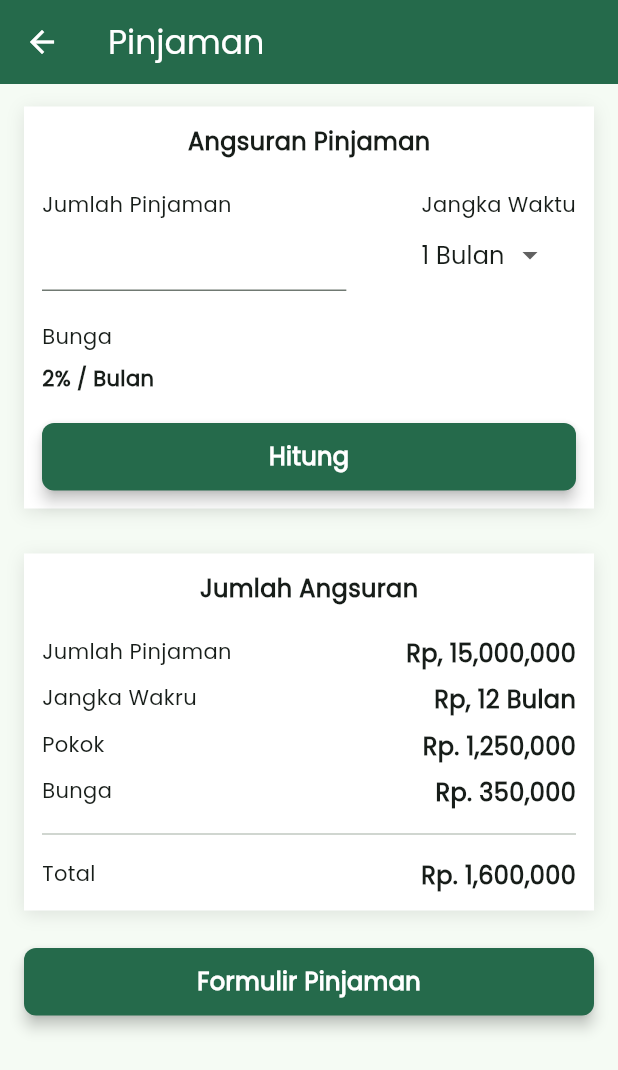
After one commit to ThoriqW/aplikasi_kpri_mobile, a Flutter app: the HomeView screen opened directly, after a tap on "Pinjaman", on a phone screen of 412 x 824 dp. The commit adds this screen. Shown: the top 1070 px of the screen. Run offline on Flutter 3.47's test engine with Material 3 defaults, Android fonts, the phone set to English and light mode, and no system bars; our stand-ins replace flutter_riverpod, flutter_svg, get, hexcolor.

Commit message:
add page loan view

```diff
--- a/lib/views/home_view.dart
+++ b/lib/views/home_view.dart
@@ -1,3 +1,4 @@
+import 'package:aplikasi_kpri_mobile/views/loan_view.dart';
 import 'package:aplikasi_kpri_mobile/widgets/home_menu.dart';
 import 'package:flutter/material.dart';
 
@@ -146,25 +147,41 @@ class HomeView extends StatelessWidget {
             Container(
               width: MediaQuery.of(context).size.width - 64,
               margin: const EdgeInsets.only(top: 100),
-              child: const Column(
+              child: Column(
                 children: [
                   Row(
                     mainAxisAlignment: MainAxisAlignment.spaceBetween,
                     children: [
-                      HomeMenu(title: "Simpanan", image: "wallet.svg"),
-                      HomeMenu(title: "Pinjaman", image: "note.svg"),
-                      HomeMenu(title: "THR", image: "gift.svg"),
+                      HomeMenu(
+                          title: "Simpanan", image: "wallet.svg", onTap: () {}),
+                      HomeMenu(
+                          title: "Pinjaman",
+                          image: "note.svg",
+                          onTap: () {
+                            Navigator.push(
+                              context,
+                              MaterialPageRoute(
+                                builder: (context) => const LoanView(),
+                              ),
+                            );
+                          }),
+                      HomeMenu(title: "THR", image: "gift.svg", onTap: () {}),
                     ],
                   ),
-                  SizedBox(
+                  const SizedBox(
                     height: 16,
                   ),
                   Row(
                     mainAxisAlignment: MainAxisAlignment.spaceBetween,
                     children: [
-                      HomeMenu(title: "Informasi", image: "announcement.svg"),
-                      HomeMenu(title: "Bantuan", image: "help.svg"),
-                      HomeMenu(title: "Tentang", image: "about.svg"),
+                      HomeMenu(
+                          title: "Informasi",
+                          image: "announcement.svg",
+                          onTap: () {}),
+                      HomeMenu(
+                          title: "Bantuan", image: "help.svg", onTap: () {}),
+                      HomeMenu(
+                          title: "Tentang", image: "about.svg", onTap: () {}),
                     ],
                   ),
                 ],
--- /dev/null
+++ b/lib/views/loan_view.dart
@@ -0,0 +1,230 @@
+import 'package:aplikasi_kpri_mobile/widgets/button_global.dart';
+import 'package:aplikasi_kpri_mobile/widgets/dropdown_month.dart';
+import 'package:flutter/material.dart';
+import 'package:flutter/widgets.dart';
+
+class LoanView extends StatefulWidget {
+  const LoanView({super.key});
+
+  @override
+  State<LoanView> createState() => _LoanViewState();
+}
+
+class _LoanViewState extends State<LoanView> {
+  final TextEditingController _totalLoanController = TextEditingController();
+  @override
+  Widget build(BuildContext context) {
+    return Scaffold(
+      appBar: AppBar(
+        title: Text(
+          "Pinjaman",
+          style: TextStyle(color: Theme.of(context).colorScheme.onPrimary),
+        ),
+        iconTheme: IconThemeData(
+          color: Theme.of(context).colorScheme.onPrimary,
+        ),
+        backgroundColor: Theme.of(context).colorScheme.primary,
+      ),
+      body: SingleChildScrollView(
+        child: Center(
+          child: Column(
+            children: [
+              Container(
+                padding: const EdgeInsets.all(12.0),
+                width: MediaQuery.of(context).size.width - 32,
+                margin: const EdgeInsets.only(top: 15, bottom: 15),
+                decoration: const BoxDecoration(
+                  color: Colors.white,
+                  boxShadow: [
+                    BoxShadow(
+                      color: Color.fromRGBO(0, 0, 0, 0.1),
+                      blurRadius: 9,
+                      spreadRadius: 0,
+                      offset: Offset(0, 2),
+                    ),
+                  ],
+                ),
+                child: Column(
+                  children: [
+                    const Text(
+                      "Angsuran Pinjaman",
+                      style: TextStyle(
+                        fontWeight: FontWeight.bold,
+                        fontSize: 16,
+                      ),
+                    ),
+                    const SizedBox(height: 20),
+                    Column(
+                      crossAxisAlignment: CrossAxisAlignment.start,
+                      children: [
+                        Row(
+                          crossAxisAlignment: CrossAxisAlignment.start,
+                          children: [
+                            Expanded(
+                              child: Column(
+                                crossAxisAlignment: CrossAxisAlignment.start,
+                                children: [
+                                  const Text("Jumlah Pinjaman"),
+                                  TextFormField(
+                                    controller: _totalLoanController,
+                                    keyboardType: TextInputType.text,
+                                    style: const TextStyle(
+                                      fontWeight: FontWeight.bold,
+                                    ),
+                                  )
+                                ],
+                              ),
+                            ),
+                            const SizedBox(width: 50),
+                            const Column(
+                              crossAxisAlignment: CrossAxisAlignment.start,
+                              children: [
+                                Text("Jangka Waktu"),
+                                DropDownMonth(),
+                              ],
+                            ),
+                          ],
+                        ),
+                        const SizedBox(height: 20),
+                        const Column(
+                          crossAxisAlignment: CrossAxisAlignment.start,
+                          children: [
+                            Text("Bunga"),
+                            SizedBox(height: 8),
+                            Text(
+                              "2% / Bulan",
+                              style: TextStyle(fontWeight: FontWeight.bold),
+                            )
+                          ],
+                        )
+                      ],
+                    ),
+                    const SizedBox(height: 20),
+                    ButtonGlobal(text: "Hitung", onTap: () {})
+                  ],
+                ),
+              ),
+              Container(
+                padding: const EdgeInsets.all(12.0),
+                width: MediaQuery.of(context).size.width - 32,
+                margin: const EdgeInsets.only(top: 15, bottom: 15),
+                decoration: const BoxDecoration(
+                  color: Colors.white,
+                  boxShadow: [
+                    BoxShadow(
+                      color: Color.fromRGBO(0, 0, 0, 0.1),
+                      blurRadius: 9,
+                      spreadRadius: 0,
+                      offset: Offset(0, 2),
+                    ),
+                  ],
+                ),
+                child: const Column(
+                  children: [
+                    Text(
+                      "Jumlah Angsuran",
+                      style: TextStyle(
+                        fontWeight: FontWeight.bold,
+                        fontSize: 16,
+                      ),
+                    ),
+                    SizedBox(height: 20),
+                    Column(
+                      crossAxisAlignment: CrossAxisAlignment.start,
+                      children: [
+                        Row(
+                          mainAxisAlignment: MainAxisAlignment.spaceBetween,
+                          crossAxisAlignment: CrossAxisAlignment.start,
+                          children: [
+                            Text("Jumlah Pinjaman"),
+                            Text(
+                              "Rp, 15,000,000",
+                              style: TextStyle(
+                                fontWeight: FontWeight.bold,
+                                fontSize: 16,
+                              ),
+                            )
+                          ],
+                        ),
+                        SizedBox(height: 8),
+                        Row(
+                          mainAxisAlignment: MainAxisAlignment.spaceBetween,
+                          crossAxisAlignment: CrossAxisAlignment.start,
+                          children: [
+                            Text("Jangka Wakru"),
+                            Text(
+                              "Rp, 12 Bulan",
+                              style: TextStyle(
+                                fontWeight: FontWeight.bold,
+                                fontSize: 16,
+                              ),
+                            )
+                          ],
+                        ),
+                        SizedBox(height: 8),
+                        Row(
+                          mainAxisAlignment: MainAxisAlignment.spaceBetween,
+                          crossAxisAlignment: CrossAxisAlignment.start,
+                          children: [
+                            Text("Pokok"),
+                            Text(
+                              "Rp. 1,250,000",
+                              style: TextStyle(
+                                fontWeight: FontWeight.bold,
+                                fontSize: 16,
+                              ),
+                            )
+                          ],
+                        ),
+                        SizedBox(height: 8),
+                        Row(
+                          mainAxisAlignment: MainAxisAlignment.spaceBetween,
+                          crossAxisAlignment: CrossAxisAlignment.start,
+                          children: [
+                            Text("Bunga"),
+                            Text(
+                              "Rp. 350,000",
+                              style: TextStyle(
+                                fontWeight: FontWeight.bold,
+                                fontSize: 16,
+                              ),
+                            )
+                          ],
+                        ),
+                        SizedBox(height: 8),
+                        Divider(),
+                        SizedBox(height: 8),
+                        Row(
+                          mainAxisAlignment: MainAxisAlignment.spaceBetween,
+                          crossAxisAlignment: CrossAxisAlignment.start,
+                          children: [
+                            Text("Total"),
+                            Text(
+                              "Rp. 1,600,000",
+                              style: TextStyle(
+                                fontWeight: FontWeight.bold,
+                                fontSize: 16,
+                              ),
+                            )
+                          ],
+                        ),
+                      ],
+                    ),
+                  ],
+                ),
+              ),
+              const SizedBox(height: 10),
+              SizedBox(
+                width: MediaQuery.of(context).size.width - 32,
+                child: ButtonGlobal(
+                  text: "Formulir Pinjaman",
+                  onTap: () {},
+                ),
+              )
+            ],
+          ),
+        ),
+      ),
+    );
+  }
+}
--- /dev/null
+++ b/lib/widgets/dropdown_month.dart
@@ -0,0 +1,40 @@
+import 'package:flutter/material.dart';
+
+const List<String> month = <String>['1 Bulan', '2 Bulan', '3 Bulan', '4 Bulan'];
+
+class DropDownMonth extends StatefulWidget {
+  const DropDownMonth({super.key});
+
+  @override
+  State<DropDownMonth> createState() => _DropDownMonthState();
+}
+
+class _DropDownMonthState extends State<DropDownMonth> {
+  String _dropdownValue = month.first;
+
+  void dropdownMonthCallback(String? selectedValue) {
+    if (selectedValue is String) {
+      setState(() {
+        _dropdownValue = selectedValue;
+      });
+    }
+  }
+
+  @override
+  Widget build(BuildContext context) {
+    return DropdownButton<String>(
+      value: _dropdownValue,
+      icon: const Icon(Icons.arrow_drop_down),
+      underline: Container(),
+      items: month
+          .map<DropdownMenuItem<String>>((String value) => DropdownMenuItem(
+                value: value,
+                child: Text(value),
+              ))
+          .toList(),
+      onChanged: (String? value) {
+        dropdownMonthCallback(value);
+      },
+    );
+  }
+}
--- a/lib/widgets/home_menu.dart
+++ b/lib/widgets/home_menu.dart
@@ -2,13 +2,22 @@ import 'package:flutter/material.dart';
 import 'package:flutter_svg/flutter_svg.dart';
 
 class HomeMenu extends StatelessWidget {
-  const HomeMenu({super.key, required this.title, required this.image});
+  const HomeMenu(
+      {super.key,
+      required this.title,
+      required this.image,
+      required this.onTap});
   final String title;
   final String image;
+  final Function onTap;
 
   @override
   Widget build(BuildContext context) {
-    return Container(
+    return GestureDetector(
+      onTap: () {
+        onTap();
+      },
+      child: Container(
         padding: const EdgeInsets.symmetric(horizontal: 18.0, vertical: 12),
         decoration: BoxDecoration(
           color: Theme.of(context).colorScheme.onInverseSurface,
@@ -30,6 +39,7 @@ class HomeMenu extends StatelessWidget {
             )
           ],
         ),
+      ),
     );
   }
 }
```
Lines whose indentation alone changed are shown as unchanged.
